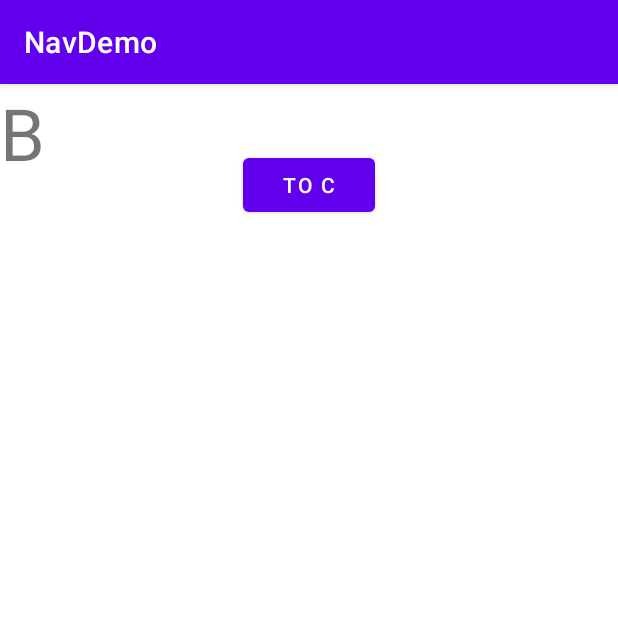
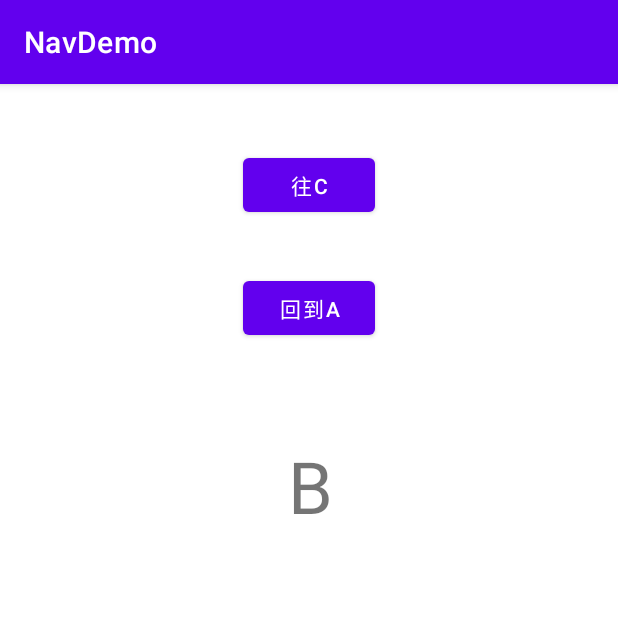
Before and after one commit to miscoder002/NavDemo, an Android app: the fragment BFragment shown on its own in the app's theme, on a phone screen of 412 x 824 dp, the top half of it. Run offline under Robolectric (Android 15) with nearby library versions, the phone set to English and light mode, and no system bars; 1 statement that could not run was skipped.

```diff
--- a/app/src/main/java/com/example/navdemo/ui/student/BFragment.java
+++ b/app/src/main/java/com/example/navdemo/ui/student/BFragment.java
@@ -2,48 +2,37 @@ package com.example.navdemo.ui.student;
 
 import android.os.Bundle;
 
+import androidx.annotation.NonNull;
+import androidx.annotation.Nullable;
 import androidx.fragment.app.Fragment;
+import androidx.navigation.NavController;
+import androidx.navigation.Navigation;
 
 import android.view.LayoutInflater;
 import android.view.View;
 import android.view.ViewGroup;
 
 import com.example.navdemo.R;
+import com.example.navdemo.databinding.FragmentBBinding;
 
 /**
  * A simple {@link Fragment} subclass.
  * Use the {@link BFragment#newInstance} factory method to
  * create an instance of this fragment.
  */
-public class BFragment extends Fragment {
+public class BFragment extends Fragment implements View.OnClickListener{
 
-    // TODO: Rename parameter arguments, choose names that match
-    // the fragment initialization parameters, e.g. ARG_ITEM_NUMBER
-    private static final String ARG_PARAM1 = "param1";
-    private static final String ARG_PARAM2 = "param2";
-
-    // TODO: Rename and change types of parameters
-    private String mParam1;
-    private String mParam2;
-
+    FragmentBBinding binding;
+    NavController navController;
     public BFragment() {
         // Required empty public constructor
     }
 
-    /**
-     * Use this factory method to create a new instance of
-     * this fragment using the provided parameters.
-     *
-     * @param param1 Parameter 1.
-     * @param param2 Parameter 2.
-     * @return A new instance of fragment BFragment.
-     */
-    // TODO: Rename and change types and number of parameters
+
     public static BFragment newInstance(String param1, String param2) {
         BFragment fragment = new BFragment();
         Bundle args = new Bundle();
-        args.putString(ARG_PARAM1, param1);
-        args.putString(ARG_PARAM2, param2);
+
         fragment.setArguments(args);
         return fragment;
     }
@@ -51,16 +40,37 @@ public class BFragment extends Fragment {
     @Override
     public void onCreate(Bundle savedInstanceState) {
         super.onCreate(savedInstanceState);
-        if (getArguments() != null) {
-            mParam1 = getArguments().getString(ARG_PARAM1);
-            mParam2 = getArguments().getString(ARG_PARAM2);
-        }
+
     }
 
     @Override
     public View onCreateView(LayoutInflater inflater, ViewGroup container,
                              Bundle savedInstanceState) {
         // Inflate the layout for this fragment
-        return inflater.inflate(R.layout.fragment_b, container, false);
+        binding = FragmentBBinding.inflate(inflater, container, false);
+        binding.btnToC.setOnClickListener(this);
+        binding.btnBackA.setOnClickListener(this);
+        return binding.getRoot();
+    }
+    @Override
+    public void onViewCreated(@NonNull View view, @Nullable Bundle savedInstanceState) {
+        super.onViewCreated(view, savedInstanceState);
+        // onViewCreated 方法 顧名思義 表示整個UI畫面已經  ready 此時操作任何UI物件最安全
+        navController = Navigation.findNavController(view);
+
+    }
+
+    @Override
+    public void onClick(View v) {
+        switch( v.getId() ) {
+            case R.id.btnToC:
+                navController.navigate(R.id.action_BFragment_to_CFragment);
+                break;
+            case R.id.btnBackA:
+                // 透過 Activity 觸發 onBack 動作 , fragment 本身無此功能
+                getActivity().onBackPressed();
+                break;
+
+        }
     }
 }
--- a/app/src/main/res/layout/fragment_a.xml
+++ b/app/src/main/res/layout/fragment_a.xml
@@ -21,8 +21,8 @@
         android:id="@+id/textView2"
         android:layout_width="wrap_content"
         android:layout_height="wrap_content"
-        android:layout_marginStart="169dp"
-        android:layout_marginTop="195dp"
+        android:layout_marginStart="188dp"
+        android:layout_marginTop="256dp"
         android:text="A"
         android:textSize="48sp"
         app:layout_constraintStart_toStartOf="parent"
--- a/app/src/main/res/layout/fragment_b.xml
+++ b/app/src/main/res/layout/fragment_b.xml
@@ -12,7 +12,7 @@
         android:id="@+id/btnToC"
         android:layout_width="wrap_content"
         android:layout_height="wrap_content"
-        android:text="to C"
+        android:text="往C"
         app:layout_constraintBottom_toBottomOf="parent"
         app:layout_constraintEnd_toEndOf="parent"
         app:layout_constraintStart_toStartOf="parent"
@@ -23,9 +23,20 @@
         android:id="@+id/textView4"
         android:layout_width="wrap_content"
         android:layout_height="wrap_content"
+        android:layout_marginTop="62dp"
+        android:layout_marginEnd="28dp"
         android:text="B"
         android:textSize="48sp"
-        tools:layout_editor_absoluteX="193dp"
-        tools:layout_editor_absoluteY="233dp" />
+        app:layout_constraintEnd_toEndOf="@+id/btnBackA"
+        app:layout_constraintTop_toBottomOf="@+id/btnBackA" />
+
+    <Button
+        android:id="@+id/btnBackA"
+        android:layout_width="wrap_content"
+        android:layout_height="wrap_content"
+        android:layout_marginTop="34dp"
+        android:text="回到A"
+        app:layout_constraintEnd_toEndOf="@+id/btnToC"
+        app:layout_constraintTop_toBottomOf="@+id/btnToC" />
 
 </androidx.constraintlayout.widget.ConstraintLayout>
```
Also changed, not shown: app/src/main/java/com/example/navdemo/ui/student/AFragment.java (+18 -0 lines).
